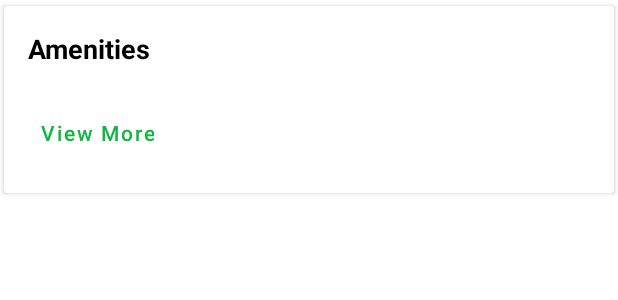
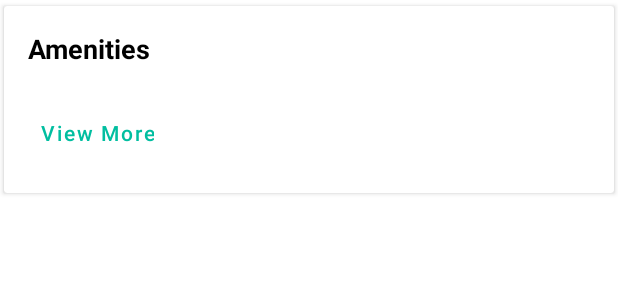
Before and after one commit to srdalai/new-town-room, an Android app: the layout component_amenities.xml on its own in the app's theme, with its tools: preview values and no code run, on a phone screen of 412 x 824 dp. Shown: the top 300 px of the screen. Run offline under Robolectric (Android 15) with nearby library versions, the phone set to English and light mode, and no system bars.

Commit message:
#34 Core Changes.

```diff
--- a/app/src/main/java/com/newtownroom/userapp/ui/BookingComplete.java
+++ b/app/src/main/java/com/newtownroom/userapp/ui/BookingComplete.java
@@ -296,7 +296,6 @@ public class BookingComplete extends AppCompatActivity {
             snackbar.setAction("Continue", new View.OnClickListener() {
                 @Override
                 public void onClick(View view) {
-                    amount = "1";
                     processPayment();
                 }
             });
--- a/app/src/main/java/com/newtownroom/userapp/utils/PayUMoneyConstants.java
+++ b/app/src/main/java/com/newtownroom/userapp/utils/PayUMoneyConstants.java
@@ -2,10 +2,9 @@ package com.newtownroom.userapp.utils;
 
 public class PayUMoneyConstants {
 
-    public static final String SANDBOX_MERCHANT_ID = "6836640";
     public static final String MERCHANT_ID = "L7C9MBeV";
-    public static final String SANDBOX_MERCHANT_KEY = "0lMDzMDB";
+    public static final String SANDBOX_MERCHANT_KEY = "L7C9MBeV";
     public static final String MERCHANT_KEY = "L7C9MBeV";
-    public static final String SANDBOX_SALT = "48VSE2mGKk";
+    public static final String SANDBOX_SALT = "aj9Eu3B0kU";
     public static final String SALT = "aj9Eu3B0kU";
 }
--- a/app/src/main/res/layout/component_amenities.xml
+++ b/app/src/main/res/layout/component_amenities.xml
@@ -48,7 +48,7 @@
                 android:layout_marginTop="8dp"
                 android:text="View More"
                 android:textAllCaps="false"
-                android:textColor="@color/colorPrimary"
+                android:textColor="@color/appBarThemeColor"
                 app:layout_constraintEnd_toEndOf="parent"
                 app:layout_constraintHorizontal_bias="0.0"
                 app:layout_constraintStart_toStartOf="parent"
@@ -62,7 +62,7 @@
                 android:layout_marginTop="8dp"
                 android:text="View Less"
                 android:textAllCaps="false"
-                android:textColor="@color/colorPrimary"
+                android:textColor="@color/appBarThemeColor"
                 android:visibility="gone"
                 app:layout_constraintEnd_toEndOf="parent"
                 app:layout_constraintHorizontal_bias="0.0"
--- a/app/src/main/res/layout/component_description.xml
+++ b/app/src/main/res/layout/component_description.xml
@@ -43,7 +43,7 @@
                 android:layout_marginTop="8dp"
                 android:text="Read More"
                 android:textAllCaps="false"
-                android:textColor="@color/colorPrimary" />
+                android:textColor="@color/appBarThemeColor" />
 
             <com.google.android.material.button.MaterialButton
                 style="@style/Widget.MaterialComponents.Button.TextButton"
@@ -54,7 +54,7 @@
                 android:layout_marginTop="8dp"
                 android:text="Show Less"
                 android:textAllCaps="false"
-                android:textColor="@color/colorPrimary"
+                android:textColor="@color/appBarThemeColor"
                 android:visibility="gone"/>
 
 
--- a/app/src/main/res/layout/component_pricing_details_new.xml
+++ b/app/src/main/res/layout/component_pricing_details_new.xml
@@ -81,7 +81,7 @@
                         android:layout_width="wrap_content"
                         android:layout_height="wrap_content"
                         android:layout_gravity="center_vertical"
-                        android:buttonTint="@color/colorPrimary"
+                        android:buttonTint="@color/appBarThemeColor"
                         android:checked="true"
                         android:clickable="false" />
 
@@ -130,7 +130,7 @@
                         android:layout_width="wrap_content"
                         android:layout_height="wrap_content"
                         android:layout_gravity="center_vertical"
-                        android:buttonTint="@color/colorPrimary"
+                        android:buttonTint="@color/appBarThemeColor"
                         android:clickable="false"
                         android:checked="true" />
 
--- a/app/src/main/res/layout/component_travel_dates.xml
+++ b/app/src/main/res/layout/component_travel_dates.xml
@@ -55,7 +55,7 @@
                         android:layout_width="wrap_content"
                         android:layout_height="wrap_content"
                         android:layout_centerVertical="true"
-                        android:tint="@color/colorPrimary"
+                        android:tint="@color/appBarThemeColor"
                         app:srcCompat="@drawable/ic_action_event" />
 
                     <TextView
@@ -89,7 +89,7 @@
                         android:layout_width="wrap_content"
                         android:layout_height="wrap_content"
                         android:layout_centerVertical="true"
-                        android:tint="@color/colorPrimary"
+                        android:tint="@color/appBarThemeColor"
                         app:srcCompat="@drawable/ic_action_person" />
 
                     <TextView
--- a/app/src/main/res/layout/fragment_bookings.xml
+++ b/app/src/main/res/layout/fragment_bookings.xml
@@ -11,8 +11,8 @@
         android:layout_width="match_parent"
         android:layout_height="wrap_content"
         android:visibility="visible"
-        app:tabIndicatorColor="@color/colorPrimary"
-        app:tabSelectedTextColor="@color/colorPrimary">
+        app:tabIndicatorColor="@color/appBarThemeColor"
+        app:tabSelectedTextColor="@color/appBarThemeColor">
 
         <com.google.android.material.tabs.TabItem
             android:id="@+id/tabUpcoming"
--- a/app/src/main/res/values/colors.xml
+++ b/app/src/main/res/values/colors.xml
@@ -21,6 +21,7 @@
     <color name="price_drop_orange">#F4A725</color>
     <color name="colorPrimaryText">#FFFFFF</color>
     <color name="appBarThemeColor">#FF01BEA0</color>
+    <color name="appBarThemeColorDark">#00917A</color>
 
     <!--PayU Colors-->
     <color name="primary">#7AA4D5</color>
--- a/app/src/main/res/values/styles.xml
+++ b/app/src/main/res/values/styles.xml
@@ -3,10 +3,10 @@
     <!-- Base application theme. -->
     <style name="AppTheme" parent="Theme.MaterialComponents.Light.DarkActionBar">
         <!-- Customize your theme here. -->
-        <item name="colorPrimary">@color/colorPrimary</item>
-        <item name="colorPrimaryDark">@color/colorPrimaryDark</item>
+        <item name="colorPrimary">@color/appBarThemeColor</item>
+        <item name="colorPrimaryDark">@color/appBarThemeColorDark</item>
         <item name="colorAccent">@color/colorAccent</item>
-        <item name="actionBarTheme">@style/MyActionBarTheme</item>
+        <!--<item name="actionBarTheme">@style/MyActionBarTheme</item>-->
     </style>
 
     <style name="AppTheme.NoActionBar">
```
